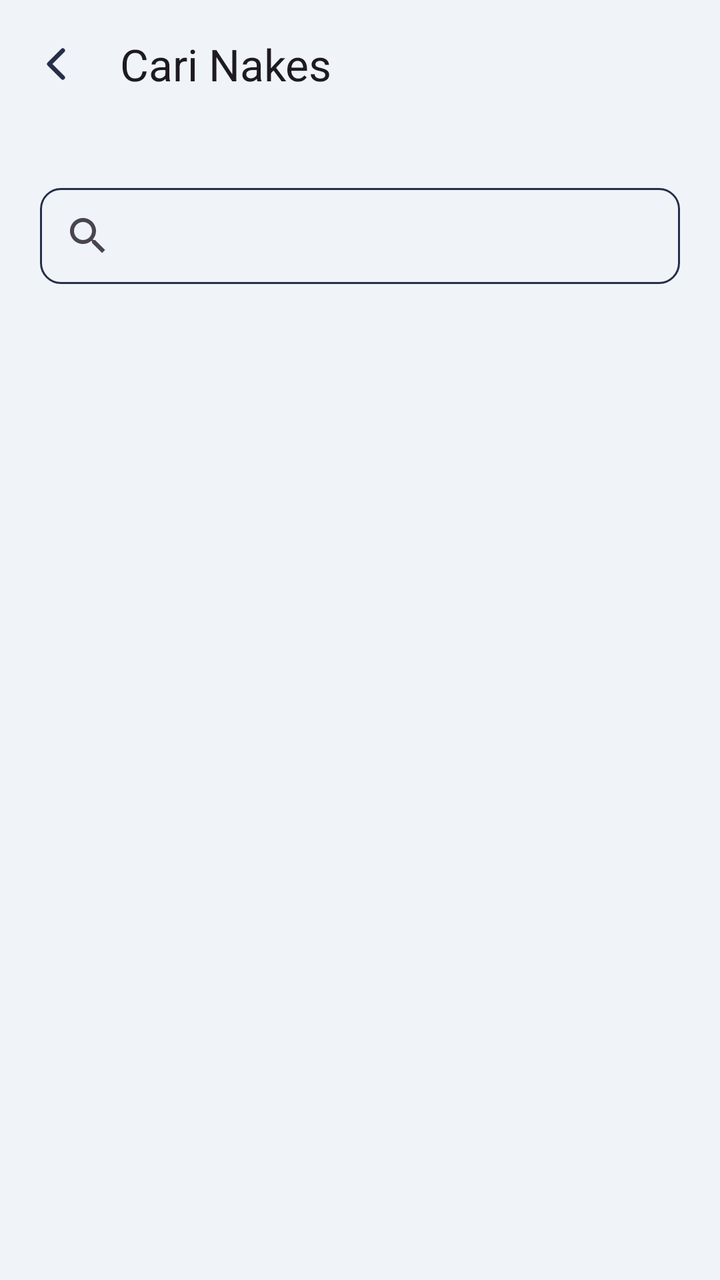
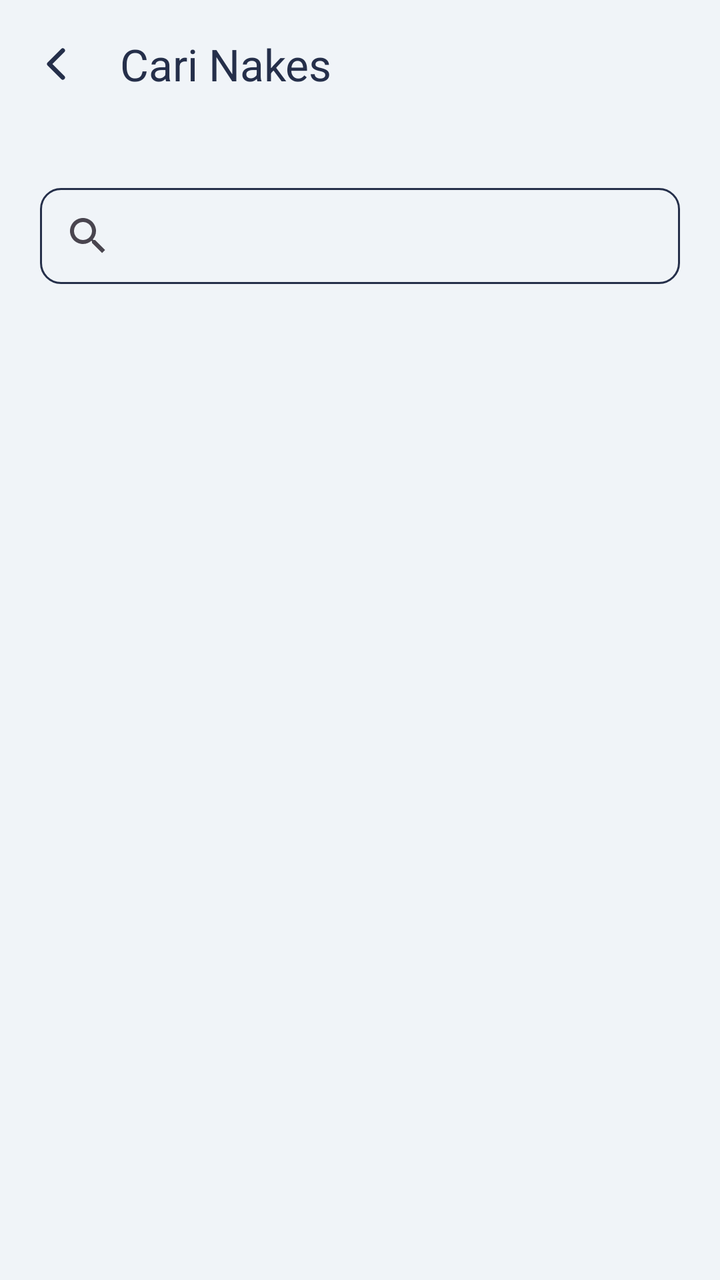

Compare the two renders of this Android layout. The source of the first and the diff that turns it into the second are given below.
<!-- AndroidManifest.xml: application theme Theme.PatientMobileApp -->
<!-- res/layout/activity_cari_nakes_list.xml -->
<?xml version="1.0" encoding="utf-8"?>
<androidx.constraintlayout.widget.ConstraintLayout xmlns:android="http://schemas.android.com/apk/res/android"
    xmlns:app="http://schemas.android.com/apk/res-auto"
    xmlns:tools="http://schemas.android.com/tools"
    android:id="@+id/main"
    android:background="@color/abu"
    android:layout_width="match_parent"
    android:layout_height="match_parent"
    tools:context=".CariNakesListActivity">
<androidx.appcompat.widget.Toolbar
    android:id="@+id/nakes"
    android:layout_width="match_parent"
    android:layout_height="wrap_content"
    android:background="@color/abu"
    android:minHeight="?attr/actionBarSize"
    android:theme="?attr/actionBarTheme"
    app:layout_constraintEnd_toEndOf="parent"
    app:layout_constraintStart_toStartOf="parent"
    app:layout_constraintTop_toTopOf="parent"
    app:title="Cari Nakes"
    app:navigationIcon="@drawable/ion_chevron_back" />
<LinearLayout
    android:layout_marginHorizontal="20dp"
    android:id="@+id/linearLayout3"
    android:layout_width="match_parent"
    android:layout_height="wrap_content"
    android:layout_marginTop="10dp"
    android:orientation="vertical"
    app:layout_constraintStart_toStartOf="parent"
    app:layout_constraintTop_toBottomOf="@+id/nakes">
    <SearchView
        android:id="@+id/search"
        android:layout_width="match_parent"
        android:layout_height="wrap_content"
        android:layout_marginTop="20dp"
        android:background="@drawable/search_bar"
        tools:layout_editor_absoluteX="25dp" />
    <LinearLayout
        android:layout_marginTop="20dp"
        android:gravity="center_vertical"
        android:orientation="horizontal"
        android:layout_width="match_parent"
        android:layout_height="wrap_content"/>
    <HorizontalScrollView
        android:layout_width="match_parent"
        android:layout_height="wrap_content"/>

    <androidx.recyclerview.widget.RecyclerView
        android:id="@+id/recyclerNakes"
        android:layout_width="match_parent"
        android:layout_height="550dp" />

    <ScrollView
        android:layout_width="match_parent"
        android:layout_height="wrap_content"/>
</LinearLayout>


</androidx.constraintlayout.widget.ConstraintLayout>
<!-- resources referenced by this layout -->
<resources>
  <color name="abu">#F0F4F8</color>
  <!-- drawable ion_chevron_back (drawable) -->
  <vector xmlns:android="http://schemas.android.com/apk/res/android"
      android:width="24dp"
      android:height="24dp"
      android:viewportWidth="24"
      android:viewportHeight="24">
    <path
        android:pathData="M15.375,5.25L8.625,12L15.375,18.75"
        android:strokeLineJoin="round"
        android:strokeWidth="2.25"
        android:fillColor="#00000000"
        android:strokeColor="#252F4A"
        android:strokeLineCap="round"/>
  </vector>
  <!-- drawable search_bar (drawable) -->
  <?xml version="1.0" encoding="utf-8"?>
  <shape xmlns:android="http://schemas.android.com/apk/res/android">
      <stroke android:color="@color/biruTua" android:width="1dp"/>
      <corners android:radius="10dp"/>
  </shape>
  <style name="Theme.PatientMobileApp" parent="Base.Theme.PatientMobileApp" />
  <color name="biruTua">#252F4A</color>
  <style name="Base.Theme.PatientMobileApp" parent="Theme.Material3.DayNight.NoActionBar">
          
          <item name="colorPrimary">@color/biruTua</item>
      </style>
</resources>

<!-- the commit's change to res/layout/activity_cari_nakes_list.xml (unified diff, before → after) -->
@@ -13,11 +13,11 @@
     android:layout_height="wrap_content"
     android:background="@color/abu"
     android:minHeight="?attr/actionBarSize"
-    android:theme="?attr/actionBarTheme"
     app:layout_constraintEnd_toEndOf="parent"
     app:layout_constraintStart_toStartOf="parent"
     app:layout_constraintTop_toTopOf="parent"
     app:title="Cari Nakes"
+    app:titleTextColor="@color/biruTua"
     app:navigationIcon="@drawable/ion_chevron_back" />
 <LinearLayout
     android:layout_marginHorizontal="20dp"
<!-- resource entries referenced after the edit -->
@@ -26,6 +26,9 @@
   <style name="Base.Theme.PatientMobileApp" parent="Theme.Material3.DayNight.NoActionBar">
           
           <item name="colorPrimary">@color/biruTua</item>
+          <item name="actionBarTheme">@style/ThemeOverlay.Material3.ActionBar</item>
+          <item name="android:windowBackground">@color/abu</item>
+          <item name="android:forceDarkAllowed" tools:targetApi="q">false</item>
       </style>
 </resources>
 
